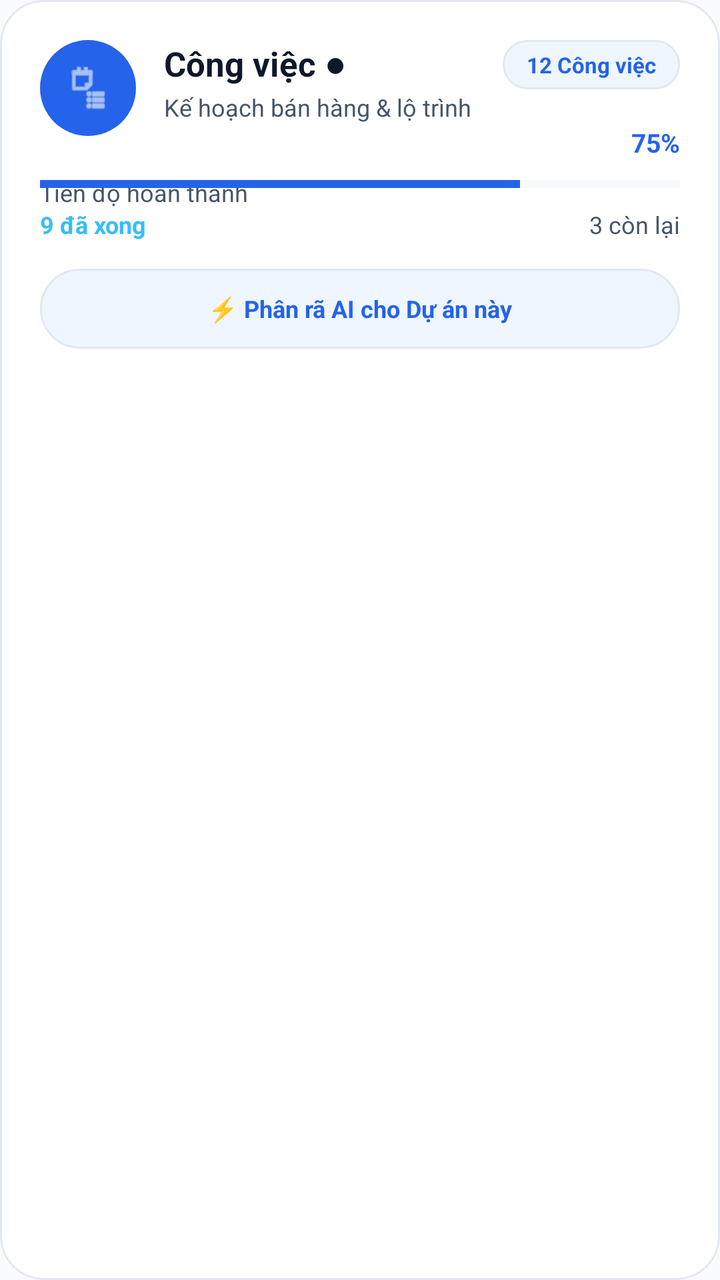
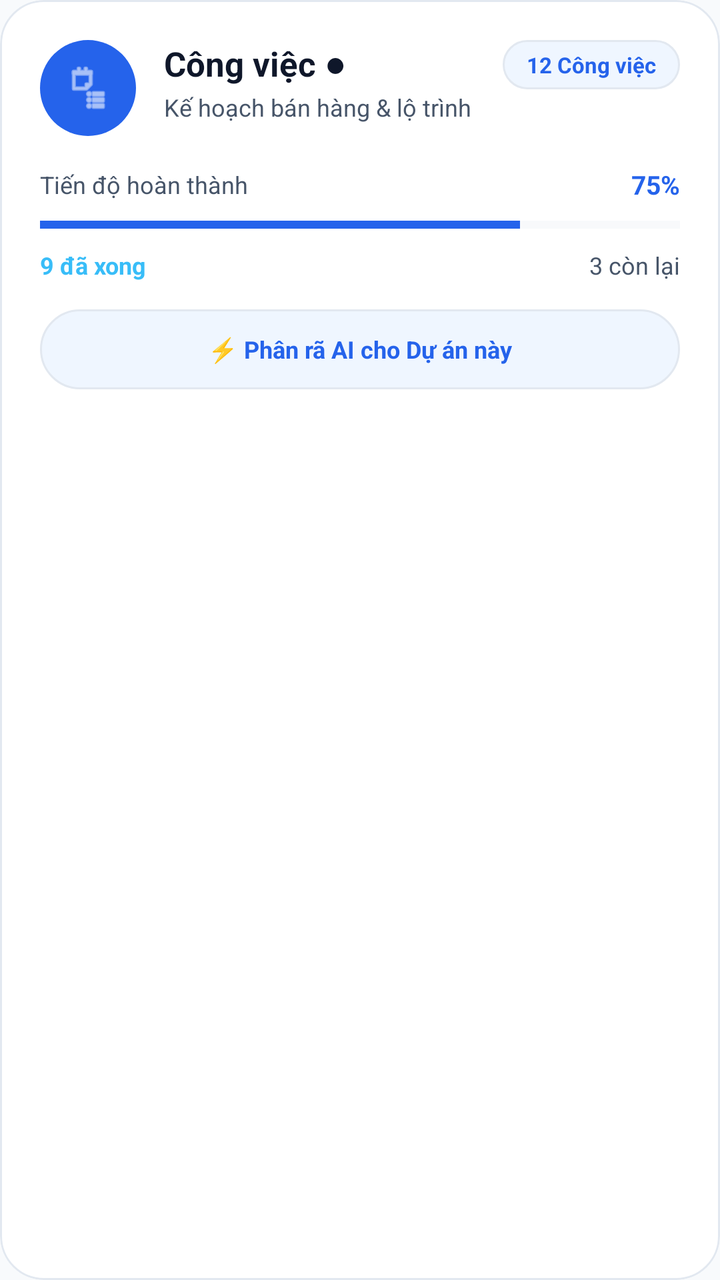

Two renders of the same Android screen: before a commit and after it. Below are the layout's source before the change and the commit's diff.
<!-- AndroidManifest.xml: application theme Theme.MyApplication -->
<!-- res/layout/item_project.xml -->
<?xml version="1.0" encoding="utf-8"?>
<com.google.android.material.card.MaterialCardView
    xmlns:android="http://schemas.android.com/apk/res/android"
    xmlns:app="http://schemas.android.com/apk/res-auto"
    android:layout_width="match_parent"
    android:layout_height="wrap_content"
    android:layout_marginBottom="14dp"
    app:cardBackgroundColor="@color/card_bg"
    app:cardCornerRadius="22dp"
    app:cardElevation="0dp"
    app:strokeColor="@color/card_stroke"
    app:strokeWidth="1dp">

    <androidx.constraintlayout.widget.ConstraintLayout
        android:layout_width="match_parent"
        android:layout_height="wrap_content"
        android:padding="20dp">

        
        <ImageView
            android:id="@+id/imgProjectIcon"
            android:layout_width="48dp"
            android:layout_height="48dp"
            android:background="@drawable/bg_circle_brown"
            android:backgroundTint="@color/brand_primary"
            android:padding="12dp"
            android:src="@android:drawable/ic_menu_agenda"
            app:tint="#FFFFFF"
            app:layout_constraintStart_toStartOf="parent"
            app:layout_constraintTop_toTopOf="parent" />

        
        <TextView
            android:id="@+id/tvProjectName"
            android:layout_width="0dp"
            android:layout_height="wrap_content"
            android:layout_marginStart="14dp"
            android:layout_marginEnd="8dp"
            android:text="Công việc ●"
            android:textColor="@color/text_primary"
            android:textSize="17sp"
            android:textStyle="bold"
            app:layout_constraintEnd_toStartOf="@id/tvTaskCount"
            app:layout_constraintStart_toEndOf="@id/imgProjectIcon"
            app:layout_constraintTop_toTopOf="@id/imgProjectIcon" />

        
        <TextView
            android:id="@+id/tvProjectDesc"
            android:layout_width="0dp"
            android:layout_height="wrap_content"
            android:layout_marginStart="14dp"
            android:layout_marginTop="2dp"
            android:layout_marginEnd="8dp"
            android:text="Kế hoạch bán hàng &amp; lộ trình"
            android:textColor="@color/text_secondary"
            android:textSize="12sp"
            app:layout_constraintEnd_toStartOf="@id/tvTaskCount"
            app:layout_constraintStart_toEndOf="@id/imgProjectIcon"
            app:layout_constraintTop_toBottomOf="@id/tvProjectName" />

        
        <TextView
            android:id="@+id/tvTaskCount"
            android:layout_width="wrap_content"
            android:layout_height="wrap_content"
            android:background="@drawable/bg_pill_light"
            android:paddingHorizontal="12dp"
            android:paddingVertical="5dp"
            android:text="12 Công việc"
            android:textColor="@color/brand_primary"
            android:textSize="11sp"
            android:textStyle="bold"
            app:layout_constraintEnd_toEndOf="parent"
            app:layout_constraintTop_toTopOf="parent" />

        
        <TextView
            android:layout_width="wrap_content"
            android:layout_height="wrap_content"
            android:layout_marginTop="20dp"
            android:text="Tiến độ hoàn thành"
            android:textColor="@color/text_secondary"
            android:textSize="12sp"
            app:layout_constraintStart_toStartOf="parent"
            app:layout_constraintTop_toBottomOf="@id/imgProjectIcon" />

        <TextView
            android:id="@+id/tvProgressPercent"
            android:layout_width="wrap_content"
            android:layout_height="wrap_content"
            android:text="75%"
            android:textColor="@color/brand_primary"
            android:textSize="13sp"
            android:textStyle="bold"
            app:layout_constraintEnd_toEndOf="parent"
            app:layout_constraintTop_toTopOf="@id/imgProjectIcon"
            app:layout_constraintBottom_toBottomOf="@id/imgProjectIcon"
            app:layout_constraintVertical_bias="1.4" />

        
        <ProgressBar
            android:id="@+id/progressBar"
            style="?android:attr/progressBarStyleHorizontal"
            android:layout_width="match_parent"
            android:layout_height="8dp"
            android:layout_marginTop="8dp"
            android:progress="75"
            android:progressTint="@color/brand_primary"
            android:progressBackgroundTint="@color/card_stroke"
            app:layout_constraintTop_toBottomOf="@+id/tvProgressPercent" />

        
        <TextView
            android:id="@+id/tvFinished"
            android:layout_width="wrap_content"
            android:layout_height="wrap_content"
            android:layout_marginTop="8dp"
            android:text="9 đã xong"
            android:textColor="@color/brand_accent"
            android:textSize="12sp"
            android:textStyle="bold"
            app:layout_constraintStart_toStartOf="parent"
            app:layout_constraintTop_toBottomOf="@id/progressBar" />

        <TextView
            android:id="@+id/tvRemaining"
            android:layout_width="wrap_content"
            android:layout_height="wrap_content"
            android:layout_marginTop="8dp"
            android:text="3 còn lại"
            android:textColor="@color/text_secondary"
            android:textSize="12sp"
            app:layout_constraintEnd_toEndOf="parent"
            app:layout_constraintTop_toBottomOf="@id/progressBar" />

        
        <TextView
            android:id="@+id/btnAiBreakdownItem"
            android:layout_width="match_parent"
            android:layout_height="40dp"
            android:layout_marginTop="14dp"
            android:background="@drawable/bg_pill_light"
            android:gravity="center"
            android:text="⚡ Phân rã AI cho Dự án này"
            android:textColor="@color/brand_primary"
            android:textSize="12sp"
            android:textStyle="bold"
            app:layout_constraintTop_toBottomOf="@id/tvFinished" />

    </androidx.constraintlayout.widget.ConstraintLayout>
</com.google.android.material.card.MaterialCardView>
<!-- resources referenced by this layout -->
<resources>
  <color name="brand_accent">#38BDF8</color>
  <color name="brand_primary">#2563EB</color>
  <color name="card_bg">#FFFFFF</color>
  <color name="card_stroke">#E2E8F0</color>
  <color name="text_primary">#0F172A</color>
  <color name="text_secondary">#475569</color>
  <!-- drawable bg_circle_brown (drawable) -->
  <?xml version="1.0" encoding="utf-8"?>
  <shape xmlns:android="http://schemas.android.com/apk/res/android"
      android:shape="oval">
      <solid android:color="#2563EB" />
  </shape>
  <!-- drawable bg_pill_light (drawable) -->
  <?xml version="1.0" encoding="utf-8"?>
  <shape xmlns:android="http://schemas.android.com/apk/res/android"
      android:shape="rectangle">
      <solid android:color="@color/surface_pill" />
      <corners android:radius="24dp" />
      <stroke
          android:width="1dp"
          android:color="@color/card_stroke" />
  </shape>
  <style name="Theme.MyApplication" parent="Base.Theme.MyApplication" />
  <color name="surface_pill">#EFF6FF</color>
  <style name="Base.Theme.MyApplication" parent="Theme.Material3.DayNight.NoActionBar">
          <item name="colorPrimary">@color/brand_primary</item>
          <item name="colorPrimaryVariant">@color/brand_primary_dark</item>
          <item name="colorSecondary">@color/brand_accent</item>
          <item name="android:colorBackground">@color/bg_main</item>
          <item name="android:windowBackground">@color/bg_main</item>
          <item name="android:statusBarColor">@color/bg_main</item>
          <item name="android:windowLightStatusBar">true</item>
          <item name="android:textColorPrimary">@color/text_primary</item>
          <item name="android:textColorSecondary">@color/text_secondary</item>
      </style>
  <color name="brand_primary_dark">#1D4ED8</color>
  <color name="bg_main">#F8FAFC</color>
</resources>

<!-- the commit's change to res/layout/item_project.xml (unified diff, before → after) -->
@@ -76,9 +76,10 @@
 
         
         <TextView
+            android:id="@+id/tvProgressLabel"
             android:layout_width="wrap_content"
             android:layout_height="wrap_content"
-            android:layout_marginTop="20dp"
+            android:layout_marginTop="16dp"
             android:text="Tiến độ hoàn thành"
             android:textColor="@color/text_secondary"
             android:textSize="12sp"
@@ -94,9 +95,8 @@
             android:textSize="13sp"
             android:textStyle="bold"
             app:layout_constraintEnd_toEndOf="parent"
-            app:layout_constraintTop_toTopOf="@id/imgProjectIcon"
-            app:layout_constraintBottom_toBottomOf="@id/imgProjectIcon"
-            app:layout_constraintVertical_bias="1.4" />
+            app:layout_constraintTop_toTopOf="@id/tvProgressLabel"
+            app:layout_constraintBottom_toBottomOf="@id/tvProgressLabel" />
 
         
         <ProgressBar
@@ -108,7 +108,7 @@
             android:progress="75"
             android:progressTint="@color/brand_primary"
             android:progressBackgroundTint="@color/card_stroke"
-            app:layout_constraintTop_toBottomOf="@+id/tvProgressPercent" />
+            app:layout_constraintTop_toBottomOf="@+id/tvProgressLabel" />
 
         
         <TextView
